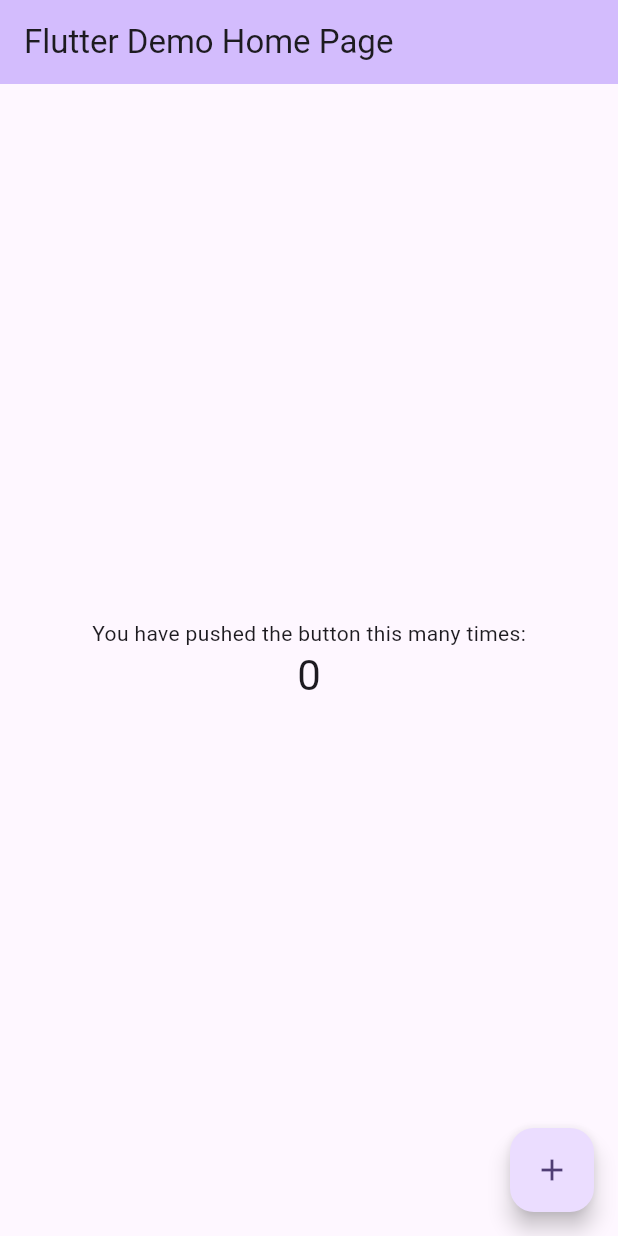
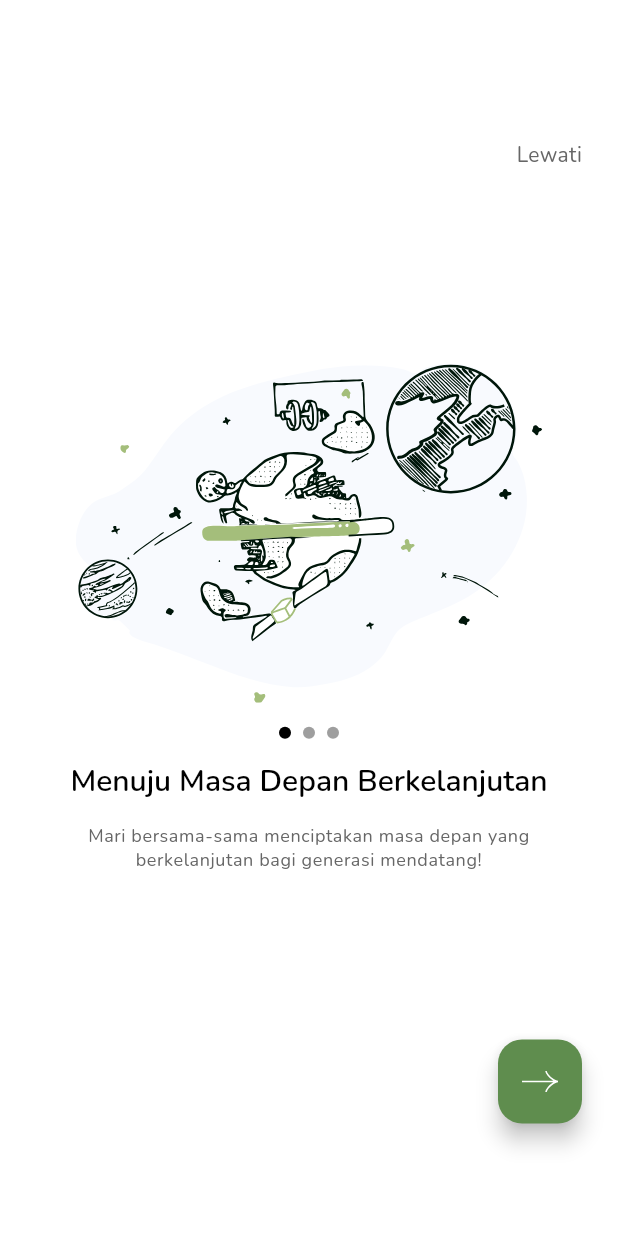
Before and after one commit to hib4/hijaukita, a Flutter app: the screen it shows after launch, on a phone screen of 412 x 824 dp. Run offline on Flutter 3.47's test engine with Material 2 defaults, Android fonts, the phone set to English and light mode, and no system bars; drawn by our look-alikes of smooth_page_indicator; our stand-ins replace flutter_svg, google_fonts.

Commit message:
feat: [HF] on boarding

```diff
--- a/lib/core/gen/assets.gen.dart
+++ b/lib/core/gen/assets.gen.dart
@@ -36,10 +36,28 @@ class $AssetsIconsGen {
   List<SvgGenImage> get values => [arrow, bell, coin, discover, eye, eyeHide];
 }
 
+class $AssetsImagesGen {
+  const $AssetsImagesGen();
+
+  /// File path: assets/images/bird_bottle.svg
+  SvgGenImage get birdBottle =>
+      const SvgGenImage('assets/images/bird_bottle.svg');
+
+  /// File path: assets/images/earth.svg
+  SvgGenImage get earth => const SvgGenImage('assets/images/earth.svg');
+
+  /// File path: assets/images/globe.svg
+  SvgGenImage get globe => const SvgGenImage('assets/images/globe.svg');
+
+  /// List of all assets
+  List<SvgGenImage> get values => [birdBottle, earth, globe];
+}
+
 class Assets {
   Assets._();
 
   static const $AssetsIconsGen icons = $AssetsIconsGen();
+  static const $AssetsImagesGen images = $AssetsImagesGen();
 }
 
 class AssetGenImage {
--- /dev/null
+++ b/lib/features/on_boarding/presentation/pages/on_boarding_page.dart
@@ -0,0 +1,130 @@
+import 'package:flutter/material.dart';
+import 'package:hijaukita/core/theme/color_values.dart';
+import 'package:hijaukita/features/on_boarding/presentation/widgets/on_boarding_widget.dart';
+
+import '../../../../core/gen/assets.gen.dart';
+
+class OnBoardingPage extends StatefulWidget {
+  const OnBoardingPage({super.key});
+
+  @override
+  State<OnBoardingPage> createState() => _OnBoardingPageState();
+}
+
+class _OnBoardingPageState extends State<OnBoardingPage> {
+  final _pageController = PageController();
+  late List<Widget> _onBoarding;
+  int _currentPage = 0;
+
+  @override
+  void initState() {
+    super.initState();
+    _pageController.addListener(() {
+      setState(() {
+        _currentPage = _pageController.page!.round();
+      });
+    });
+    _onBoarding = [
+      OnBoardingWidget(
+        pageController: _pageController,
+        image: Assets.images.globe.svg(),
+        title: 'Menuju Masa Depan Berkelanjutan',
+        description:
+            'Mari bersama-sama menciptakan masa depan yang berkelanjutan bagi generasi mendatang!',
+      ),
+      OnBoardingWidget(
+        pageController: _pageController,
+        image: Assets.images.birdBottle.svg(),
+        title: 'Bersama Membangun Lingkungan',
+        description:
+            'Saling berbagi kisah, pengalaman, dan inspirasi dalam menjaga lingkungan!',
+      ),
+      OnBoardingWidget(
+        pageController: _pageController,
+        image: Assets.images.earth.svg(),
+        title: 'Inspirasi Perubahan Positif',
+        description:
+            'Jadilah sumber inspirasi bagi orang lain untuk melakukan perubahan positif!',
+      ),
+    ];
+  }
+
+  @override
+  Widget build(BuildContext context) {
+    return Scaffold(
+      body: Column(
+        children: [
+          Expanded(
+            flex: 1,
+            child: _currentPage != 2
+                ? Padding(
+                    padding: const EdgeInsets.all(24),
+                    child: GestureDetector(
+                      onTap: () {
+                        _pageController.animateToPage(
+                          2,
+                          duration: const Duration(milliseconds: 500),
+                          curve: Curves.ease,
+                        );
+                      },
+                      child: const Align(
+                        alignment: Alignment.centerRight,
+                        child: Text('Lewati'),
+                      ),
+                    ),
+                  )
+                : const SizedBox(),
+          ),
+          Expanded(
+            flex: 2,
+            child: PageView.builder(
+              controller: _pageController,
+              itemCount: _onBoarding.length,
+              scrollDirection: Axis.horizontal,
+              itemBuilder: (context, index) {
+                return _onBoarding[index];
+              },
+            ),
+          ),
+          Expanded(
+            flex: 1,
+            child: _currentPage != 2
+                ? Padding(
+                    padding: const EdgeInsets.all(24),
+                    child: Align(
+                      alignment: Alignment.centerRight,
+                      child: FloatingActionButton(
+                        onPressed: () {
+                          _pageController.nextPage(
+                            duration: const Duration(milliseconds: 500),
+                            curve: Curves.ease,
+                          );
+                        },
+                        backgroundColor: ColorValues.green02,
+                        child: RotatedBox(
+                          quarterTurns: 2,
+                          child: Assets.icons.arrow.svg(
+                            color: Colors.white,
+                          ),
+                        ),
+                      ),
+                    ),
+                  )
+                : Column(
+                    mainAxisAlignment: MainAxisAlignment.center,
+                    children: [
+                      Padding(
+                        padding: const EdgeInsets.all(24),
+                        child: ElevatedButton(
+                          onPressed: () {},
+                          child: const Text('Mulai Sekarang'),
+                        ),
+                      ),
+                    ],
+                  ),
+          ),
+        ],
+      ),
+    );
+  }
+}
--- /dev/null
+++ b/lib/features/on_boarding/presentation/widgets/on_boarding_widget.dart
@@ -0,0 +1,55 @@
+import 'package:flutter/material.dart';
+import 'package:flutter_svg/flutter_svg.dart';
+import 'package:smooth_page_indicator/smooth_page_indicator.dart';
+
+class OnBoardingWidget extends StatelessWidget {
+  const OnBoardingWidget({
+    super.key,
+    required this.pageController,
+    required this.image,
+    required this.title,
+    required this.description,
+  });
+
+  final PageController pageController;
+  final SvgPicture image;
+  final String title;
+  final String description;
+
+  @override
+  Widget build(BuildContext context) {
+    final textTheme = Theme.of(context).textTheme;
+
+    return Padding(
+      padding: const EdgeInsets.all(24),
+      child: Column(
+        mainAxisAlignment: MainAxisAlignment.center,
+        children: [
+          image,
+          const SizedBox(height: 16),
+          SmoothPageIndicator(
+            controller: pageController,
+            count: 3,
+            effect: const WormEffect(
+              dotColor: Colors.grey,
+              activeDotColor: Colors.black,
+              dotHeight: 8,
+              dotWidth: 8,
+            ),
+          ),
+          const SizedBox(height: 16),
+          Text(
+            title,
+            style: textTheme.titleLarge,
+          ),
+          const SizedBox(height: 16),
+          Text(
+            description,
+            textAlign: TextAlign.center,
+            style: textTheme.bodySmall,
+          ),
+        ],
+      ),
+    );
+  }
+}
--- a/lib/main.dart
+++ b/lib/main.dart
@@ -1,125 +1,31 @@
 import 'package:flutter/material.dart';
+import 'package:intl/date_symbol_data_local.dart';
 
-void main() {
-  runApp(const MyApp());
+import 'core/theme/app_style.dart';
+import 'core/theme/app_theme_data.dart';
+import 'features/on_boarding/presentation/pages/on_boarding_page.dart';
+
+void main() async {
+  WidgetsFlutterBinding.ensureInitialized();
+
+  /// Initialize app styles
+  deviceOrientation();
+  statusBarLightStyle();
+
+  runApp(const App());
 }
 
-class MyApp extends StatelessWidget {
-  const MyApp({super.key});
+class App extends StatelessWidget {
+  const App({super.key});
 
-  // This widget is the root of your application.
   @override
   Widget build(BuildContext context) {
+    initializeDateFormatting('id_ID');
     return MaterialApp(
       title: 'HijauKita',
-      theme: ThemeData(
-        // This is the theme of your application.
-        //
-        // TRY THIS: Try running your application with "flutter run". You'll see
-        // the application has a blue toolbar. Then, without quitting the app,
-        // try changing the seedColor in the colorScheme below to Colors.green
-        // and then invoke "hot reload" (save your changes or press the "hot
-        // reload" button in a Flutter-supported IDE, or press "r" if you used
-        // the command line to start the app).
-        //
-        // Notice that the counter didn't reset back to zero; the application
-        // state is not lost during the reload. To reset the state, use hot
-        // restart instead.
-        //
-        // This works for code too, not just values: Most code changes can be
-        // tested with just a hot reload.
-        colorScheme: ColorScheme.fromSeed(seedColor: Colors.deepPurple),
-        useMaterial3: true,
-      ),
-      home: const MyHomePage(title: 'Flutter Demo Home Page'),
+      theme: AppThemeData.getThemeLight(),
+      debugShowCheckedModeBanner: false,
+      home: const OnBoardingPage(),
     );
   }
 }
-
-class MyHomePage extends StatefulWidget {
-  const MyHomePage({super.key, required this.title});
-
-  // This widget is the home page of your application. It is stateful, meaning
-  // that it has a State object (defined below) that contains fields that affect
-  // how it looks.
-
-  // This class is the configuration for the state. It holds the values (in this
-  // case the title) provided by the parent (in this case the App widget) and
-  // used by the build method of the State. Fields in a Widget subclass are
-  // always marked "final".
-
-  final String title;
-
-  @override
-  State<MyHomePage> createState() => _MyHomePageState();
-}
-
-class _MyHomePageState extends State<MyHomePage> {
-  int _counter = 0;
-
-  void _incrementCounter() {
-    setState(() {
-      // This call to setState tells the Flutter framework that something has
-      // changed in this State, which causes it to rerun the build method below
-      // so that the display can reflect the updated values. If we changed
-      // _counter without calling setState(), then the build method would not be
-      // called again, and so nothing would appear to happen.
-      _counter++;
-    });
-  }
-
-  @override
-  Widget build(BuildContext context) {
-    // This method is rerun every time setState is called, for instance as done
-    // by the _incrementCounter method above.
-    //
-    // The Flutter framework has been optimized to make rerunning build methods
-    // fast, so that you can just rebuild anything that needs updating rather
-    // than having to individually change instances of widgets.
-    return Scaffold(
-      appBar: AppBar(
-        // TRY THIS: Try changing the color here to a specific color (to
-        // Colors.amber, perhaps?) and trigger a hot reload to see the AppBar
-        // change color while the other colors stay the same.
-        backgroundColor: Theme.of(context).colorScheme.inversePrimary,
-        // Here we take the value from the MyHomePage object that was created by
-        // the App.build method, and use it to set our appbar title.
-        title: Text(widget.title),
-      ),
-      body: Center(
-        // Center is a layout widget. It takes a single child and positions it
-        // in the middle of the parent.
-        child: Column(
-          // Column is also a layout widget. It takes a list of children and
-          // arranges them vertically. By default, it sizes itself to fit its
-          // children horizontally, and tries to be as tall as its parent.
-          //
-          // Column has various properties to control how it sizes itself and
-          // how it positions its children. Here we use mainAxisAlignment to
-          // center the children vertically; the main axis here is the vertical
-          // axis because Columns are vertical (the cross axis would be
-          // horizontal).
-          //
-          // TRY THIS: Invoke "debug painting" (choose the "Toggle Debug Paint"
-          // action in the IDE, or press "p" in the console), to see the
-          // wireframe for each widget.
-          mainAxisAlignment: MainAxisAlignment.center,
-          children: <Widget>[
-            const Text(
-              'You have pushed the button this many times:',
-            ),
-            Text(
-              '$_counter',
-              style: Theme.of(context).textTheme.headlineMedium,
-            ),
-          ],
-        ),
-      ),
-      floatingActionButton: FloatingActionButton(
-        onPressed: _incrementCounter,
-        tooltip: 'Increment',
-        child: const Icon(Icons.add),
-      ), // This trailing comma makes auto-formatting nicer for build methods.
-    );
-  }
-}
--- a/pubspec.yaml
+++ b/pubspec.yaml
@@ -37,6 +37,8 @@ dependencies:
   cupertino_icons: ^1.0.2
   google_fonts: ^5.1.0
   flutter_svg: ^2.0.7
+  intl: ^0.18.1
+  smooth_page_indicator: ^1.1.0
 
 dev_dependencies:
   flutter_test:
@@ -65,6 +67,7 @@ flutter:
   # To add assets to your application, add an assets section, like this:
   assets:
     - assets/icons/
+    - assets/images/
 
   # An image asset can refer to one or more resolution-specific "variants", see
   # https://flutter.dev/assets-and-images/#resolution-aware
```
Also changed, not shown: assets/images/bird_bottle.svg (added), assets/images/earth.svg (added), assets/images/globe.svg (added), pubspec.lock, 1 other file.
